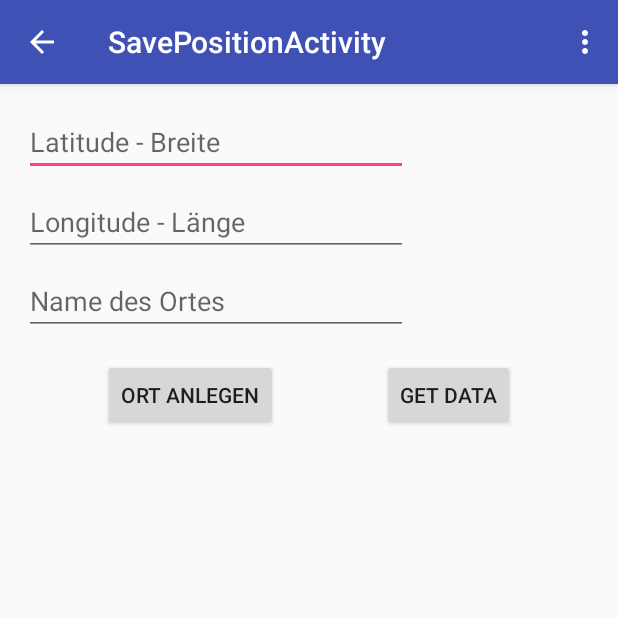
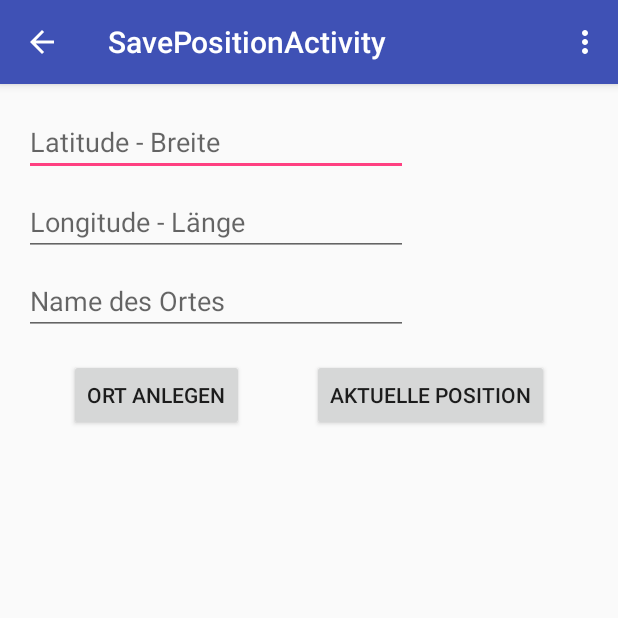
Before and after one commit to glbr15/GPS, an Android app: the SavePositionActivity screen opened directly, with no data from a screen before it, on a phone screen of 412 x 824 dp, the top half of it. Run offline under Robolectric (Android 15) with nearby library versions, the phone set to English and light mode, and no system bars.

Commit message:
Aktuelle Position kann als Ort angelget werden

```diff
--- a/app/src/main/java/com/timur/gps2/SavePositionActivity.java
+++ b/app/src/main/java/com/timur/gps2/SavePositionActivity.java
@@ -1,6 +1,9 @@
 package com.timur.gps2;
 
 import android.content.Context;
+import android.location.Location;
+import android.location.LocationListener;
+import android.location.LocationManager;
 import android.os.Bundle;
 import android.support.v7.app.AppCompatActivity;
 import android.view.Menu;
@@ -8,6 +11,7 @@ import android.view.MenuItem;
 import android.view.View;
 import android.widget.Button;
 import android.widget.EditText;
+import android.widget.TextView;
 import android.widget.Toast;
 
 import java.io.BufferedReader;
@@ -25,7 +29,6 @@ public class SavePositionActivity extends AppCompatActivity {
 
     public static final String TEXTFILE = "ortspeicher.txt";
 
-    private Button ortAnlegen;
     private EditText editLat;
     private EditText editLong;
     private EditText editLocation;
@@ -38,8 +41,11 @@ public class SavePositionActivity extends AppCompatActivity {
     protected void onCreate(Bundle savedInstanceState) {
         super.onCreate(savedInstanceState);
         setContentView(R.layout.activity_save_position);
+
+        editLat = (EditText) findViewById(R.id.saveLat);
+        editLong = (EditText) findViewById(R.id.saveLong);
         ortAnlegen();
-        datenAusgeben();
+        aktuellenOrtAnlegen();
     }
 
     @Override
@@ -60,9 +66,7 @@ public class SavePositionActivity extends AppCompatActivity {
     }
 
     private void ortAnlegen(){
-        ortAnlegen = (Button) findViewById(R.id.ortAnlegen);
-        editLat = (EditText) findViewById(R.id.saveLat);
-        editLong = (EditText) findViewById(R.id.saveLong);
+        Button ortAnlegen = (Button) findViewById(R.id.ortAnlegen);
         editLocation = (EditText) findViewById(R.id.saveOrt);
 
         ortAnlegen.setOnClickListener(new View.OnClickListener() {
@@ -87,30 +91,40 @@ public class SavePositionActivity extends AppCompatActivity {
         });
     }
 
-    private void datenAusgeben(){
-        /**
-        getData = (Button) findViewById(R.id.getData);
-        outputText = (EditText) findViewById(R.id.outputText);
-
-        getData.setOnClickListener(new View.OnClickListener() {
+    private void aktuellenOrtAnlegen(){
+        Button aktuellerOrt = (Button) findViewById(R.id.saveThis);
+        aktuellerOrt.setOnClickListener(new View.OnClickListener(){
             @Override
-            public void onClick(View v) {
-                outputText.setText("");
-                try {
-                    FileInputStream fis = openFileInput(TEXTFILE);
-                    BufferedReader reader = new BufferedReader(new InputStreamReader(new DataInputStream(fis)));
-                    String line;
-
-                    while((line = reader.readLine()) != null){
-                        outputText.append("\n"+line);
+            public void onClick(View v){
+                LocationManager locationManager;
+                LocationListener locationListener = new LocationListener() {
+                    @Override
+                    public void onLocationChanged(Location location) {
+                        editLong.setText(location.getLongitude()+"");
+                        editLat.setText(location.getLatitude()+"");
                     }
 
-                    fis.close();
-                } catch (IOException e) {
-                    e.printStackTrace();
-                }
+                    @Override
+                    public void onStatusChanged(String provider, int status, Bundle extras) {
+
+                    }
+
+                    @Override
+                    public void onProviderEnabled(String provider) {
+
+                    }
+
+                    @Override
+                    public void onProviderDisabled(String provider) {
+
+                    }
+                };
+
+                locationManager = (LocationManager) getSystemService(LOCATION_SERVICE);
+                try {
+                    locationManager.requestSingleUpdate("gps",locationListener, null);
+                }catch(SecurityException e){}
             }
         });
-         */
     }
 }
--- a/app/src/main/res/layout/activity_save_position.xml
+++ b/app/src/main/res/layout/activity_save_position.xml
@@ -57,17 +57,17 @@
         android:layout_marginTop="16dp"
         app:layout_constraintTop_toBottomOf="@+id/saveOrt"
         app:layout_goneMarginRight="16dp"
-        app:layout_constraintRight_toLeftOf="@+id/getData"
+        app:layout_constraintRight_toLeftOf="@+id/saveThis"
         android:layout_marginStart="16dp" />
 
     <Button
-        android:id="@+id/getData"
+        android:id="@+id/saveThis"
         android:layout_width="wrap_content"
         android:layout_height="wrap_content"
         android:layout_marginLeft="16dp"
         android:layout_marginRight="16dp"
         android:layout_marginTop="16dp"
-        android:text="Get Data"
+        android:text="@string/saveThis"
         app:layout_constraintLeft_toRightOf="@+id/ortAnlegen"
         app:layout_constraintRight_toRightOf="parent"
         app:layout_constraintTop_toBottomOf="@+id/saveOrt"
--- a/app/src/main/res/values/strings.xml
+++ b/app/src/main/res/values/strings.xml
@@ -7,6 +7,7 @@
     <string name="buttonEnter">Enter</string>
     <string name="ortsname">Name des Ortes</string>
     <string name="ortAnlegen">Ort anlegen</string>
+    <string name="saveThis">Aktuelle Position</string>
     <string name="title_activity_gpsmode">GPSModeActivity</string>
     <string name="title_activity_save_position">SavePositionActivity</string>
 
```
